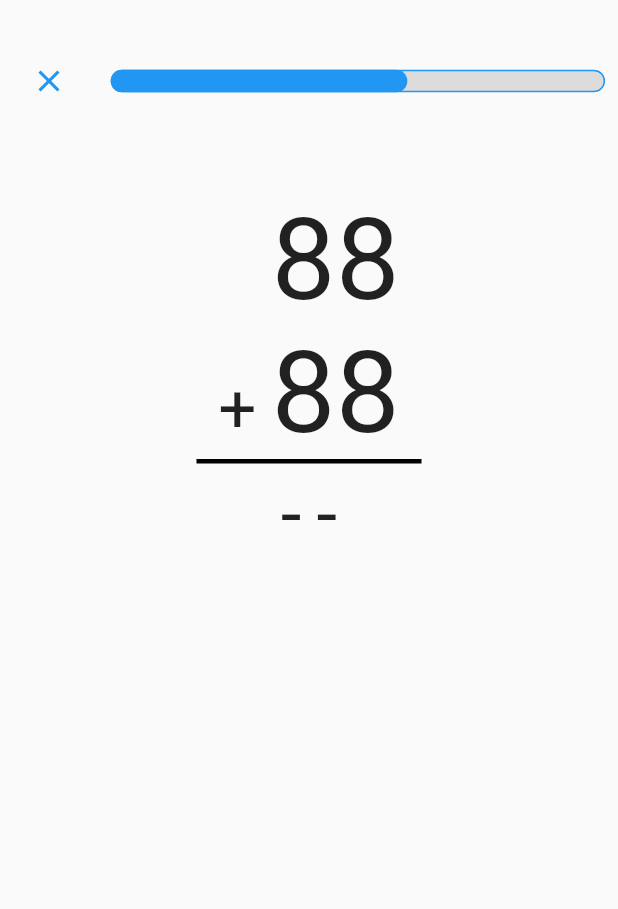
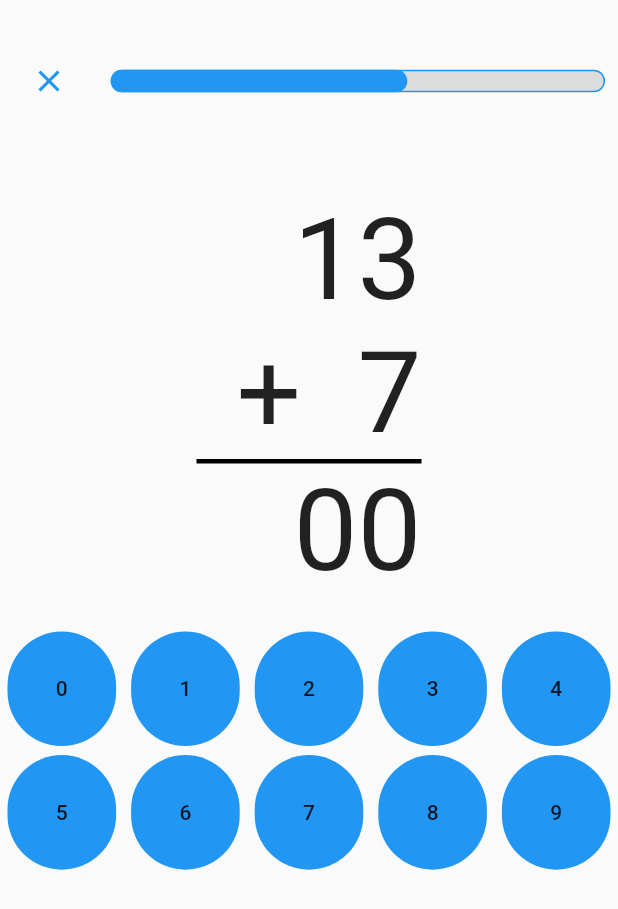
Before and after one commit to mesegirones/juego_sumas, a Flutter app: the screen it shows after launch, after a tap on "level1", on a phone screen of 412 x 824 dp. Shown: the top 909 px of the screen. Run offline on Flutter 3.47's test engine with Material 2 defaults, Android fonts, the phone set to English and light mode, and no system bars.

Commit message:
add result functionality

```diff
--- a/lib/screens/main_screen.dart
+++ b/lib/screens/main_screen.dart
@@ -10,15 +10,17 @@ class MainScreen extends StatelessWidget {
     final levelsData = Provider.of<Levels>(context);
     return Scaffold(
       body: Container(
+        width: 150,
         child: ListView.builder(
           padding: EdgeInsets.symmetric(vertical: 15),
           itemCount: levelsData.levels.length,
           itemBuilder: (ctx, i) => ClipRRect(
             borderRadius: BorderRadius.circular(10),
             child: Container(
-              height: 50,
+              height: 100,
               margin: EdgeInsets.all(20),
               child: FlatButton(
+                shape: StadiumBorder(),
                 child: Text(levelsData.levels[i].id),
                 onPressed: (){
                   Navigator.of(context).pushReplacementNamed('./operation');
--- a/lib/screens/operation_screen.dart
+++ b/lib/screens/operation_screen.dart
@@ -3,8 +3,25 @@ import '../widgets/options.dart';
 import '../widgets/operation.dart';
 import '../widgets/progress_bar.dart';
 
-class OperationScreen extends StatelessWidget {
+class OperationScreen extends StatefulWidget {
   static const routeName = './operation';
+
+  @override
+  _OperationScreenState createState() => _OperationScreenState();
+}
+
+class _OperationScreenState extends State<OperationScreen> {
+  List<int> _results = [0, 0];
+
+  int _result1 = 0;
+  int _result2 = 0;
+
+  void getResults(int value, int index) {
+    setState(() {
+     _result1 = value;
+    });
+  }
+
 
   @override
   Widget build(BuildContext context) {
@@ -18,7 +35,8 @@ class OperationScreen extends StatelessWidget {
           Padding(
             padding: EdgeInsets.only(top: 50),
           ),
-          Operation(),
+          Operation(_result1, _result2),
+          Options(getResults),
         ],
       ),
     );
--- a/lib/widgets/operation.dart
+++ b/lib/widgets/operation.dart
@@ -1,43 +1,22 @@
 import 'package:flutter/material.dart';
 
 class Operation extends StatelessWidget {
+  final int result1;
+  final int result2;
+
+  Operation(this.result1, this.result2);
   @override
   Widget build(BuildContext context) {
-    return Center(
-      child: Column(
-        children: <Widget>[
-          Row(
-            mainAxisAlignment: MainAxisAlignment.center,
-            crossAxisAlignment: CrossAxisAlignment.end,
-            children: <Widget>[
-              Column(
-                children: <Widget>[
-                  Container(
-                    margin: EdgeInsets.only(
-                      bottom: 7,
-                      right: 10,
-                    ),
-                    child: Text(
-                      '+',
-                      style: TextStyle(fontSize: 45),
-                    ),
-                  ),
-                ],
-              ),
-              Column(
+    return Column(
       crossAxisAlignment: CrossAxisAlignment.end,
       children: <Widget>[
         Text(
-                    '88',
+          '13',
           style: TextStyle(fontSize: 76),
         ),
         Text(
-                    '88',
+          '+  7',
           style: TextStyle(fontSize: 76),
-                  ),
-                ],
-              ),
-            ],
         ),
         Container(
           width: 150,
@@ -50,29 +29,11 @@ class Operation extends StatelessWidget {
             ),
           ),
         ),
-          FittedBox(
-            child: Row(
-              mainAxisAlignment: MainAxisAlignment.spaceAround,
-              children: <Widget>[
-                Container(
-                  padding: EdgeInsets.all(5),
-                  child: Text(
-                    '-',
-                    style: TextStyle(fontSize: 50),
-                  ),
-                ),
-                Container(
-                  padding: EdgeInsets.all(5),
-                  child: Text(
-                    '-',
-                    style: TextStyle(fontSize: 50),
-                  ),
+        Text(
+          '${result2}${result1}',
+          style: TextStyle(fontSize: 76),
         ),
       ],
-            ),
-          ),
-        ],
-      ),
     );
   }
 }
--- a/lib/widgets/options.dart
+++ b/lib/widgets/options.dart
@@ -1,30 +1,36 @@
 import 'package:flutter/material.dart';
 
 class Options extends StatelessWidget {
+  final Function getResults;
+
+  Options(this.getResults);
   @override
   Widget build(BuildContext context) {
     return Container(
-      child: GridView(
-        children: <Widget>[
-          FlatButton(
-            onPressed: () {},
-            child: Text('0'),
-          ),
-          FlatButton(
-            onPressed: () {},
-            child: Text('1'),
-          ),
-          FlatButton(
-            onPressed: () {},
-            child: Text('2'),
-          ),
-        ],
-        gridDelegate: SliverGridDelegateWithFixedCrossAxisCount(
-          crossAxisCount: 5,
-          childAspectRatio: 1 / 1,
-          crossAxisSpacing: 10,
-          mainAxisSpacing: 10,
-        ),
+      margin: EdgeInsets.symmetric(vertical: 20.0),
+      height: 250,
+      child: GridView.count(
+        // Create a grid with 2 columns. If you change the scrollDirection to
+        // horizontal, this produces 2 rows.
+        crossAxisCount: 5,
+        // Generate 100 widgets that display their index in the List.
+        children: List.generate(10, (index) {
+          return Container(
+            margin: EdgeInsets.symmetric(horizontal: 5, vertical: 3),
+            child: FlatButton(
+              // shape: RoundedRectangleBorder(borderRadius: BorderRadius.circular(30.0)),
+              shape: StadiumBorder(),
+              color: Theme.of(context).primaryColor,
+              padding: EdgeInsets.all(0),
+              onPressed: () {
+                getResults(index, 0);
+              },
+              child: Text(
+                '$index',
+              ),
+            ),
+          );
+        }),
       ),
     );
   }
```
Also changed, not shown: 14 other files. Lines whose indentation alone changed are shown as unchanged.
